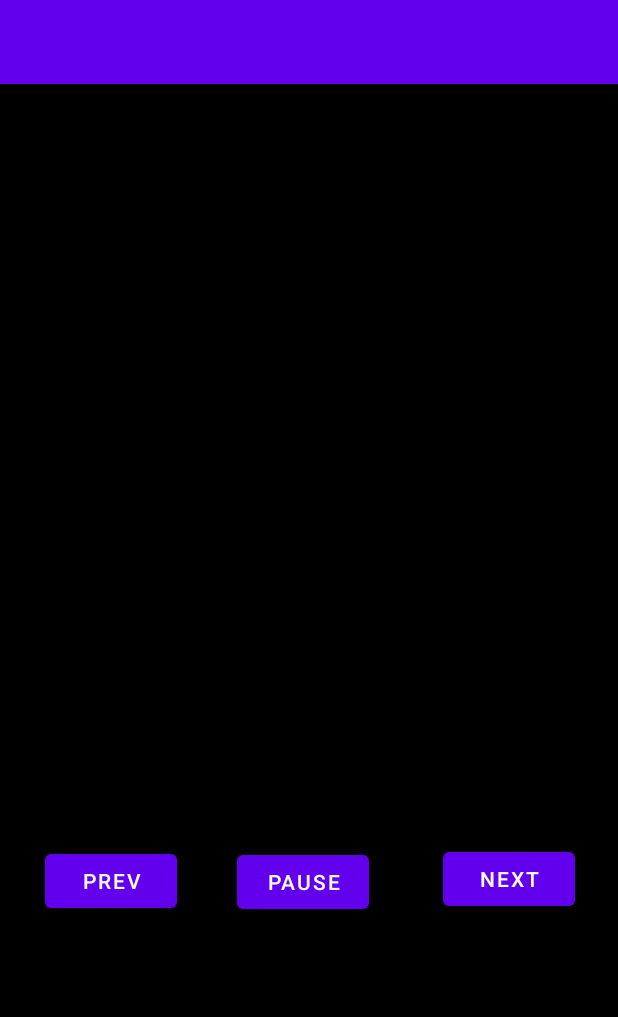
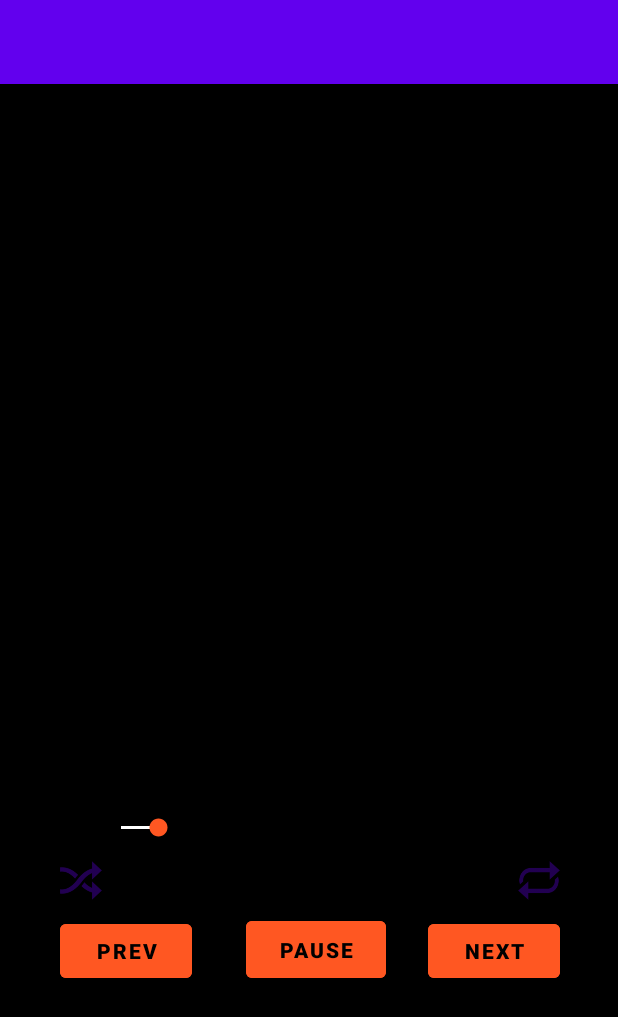
Before and after one commit to JTRYI/JAZI, an Android app: the PlaySongActivity screen opened directly, with no data from a screen before it, after a tap on "PLAY", on a phone screen of 412 x 824 dp. Shown: the top 1017 px of the screen. Run offline under Robolectric (Android 15) with nearby library versions, the phone set to English and light mode, and no system bars; 6 statements that could not run were skipped; 1 other tap on this screen came first.

Commit message:
First commit

```diff
--- a/app/src/main/java/com/example/programmingpractisewk5b/PlaySongActivity.java
+++ b/app/src/main/java/com/example/programmingpractisewk5b/PlaySongActivity.java
@@ -4,14 +4,19 @@ import androidx.appcompat.app.AppCompatActivity;
 
 import android.media.MediaPlayer;
 import android.os.Bundle;
+import android.os.Handler;
 import android.util.Log;
 import android.view.View;
 import android.widget.Button;
 import android.widget.ImageView;
+import android.widget.SeekBar;
 import android.widget.TextView;
 import android.widget.Toast;
 
 import java.io.IOException;
+import java.util.Arrays;
+import java.util.Collections;
+import java.util.List;
 
 public class PlaySongActivity extends AppCompatActivity {
 
@@ -24,6 +29,16 @@ public class PlaySongActivity extends AppCompatActivity {
     private MediaPlayer player = new MediaPlayer();
     private Button btnPlayPause = null;
     private SongCollection songCollection = new SongCollection();
+    private SongCollection originalSongCollection = new SongCollection();
+
+    List<Song> shuffleList = Arrays.asList(songCollection.songs);
+
+    SeekBar seekBar;
+    Handler handler = new Handler();
+    Button repeatBtn;
+    Button shuffleBtn;
+    Boolean repeatFlag = false;
+    Boolean shuffleFlag = false;
 
     @Override
     protected void onCreate(Bundle savedInstanceState) {
@@ -35,7 +50,41 @@ public class PlaySongActivity extends AppCompatActivity {
         Log.d("temasek", "Retrieve position is" + currentIndex);
         displaySongBasedOnIndex(currentIndex);
         playSong(filelink);
+        seekBar = findViewById(R.id.seekBar);
+        seekBar.setOnSeekBarChangeListener(new SeekBar.OnSeekBarChangeListener() {
+            @Override
+            public void onProgressChanged(SeekBar seekBar, int i, boolean b) {
+
+            }
+
+            @Override
+            public void onStartTrackingTouch(SeekBar seekBar) {
+
+            }
+
+            @Override
+            public void onStopTrackingTouch(SeekBar seekBar) {
+                if (player != null && player.isPlaying()) {
+                   player.seekTo(seekBar.getProgress());
+
+                }
+
+            }
+        });
+
+        repeatBtn = findViewById(R.id.repeatBtn);
+        shuffleBtn = findViewById(R.id.shuffleBtn);
     }
+
+    Runnable p_bar = new Runnable() {
+        @Override
+        public void run() {
+            if (player != null && player.isPlaying()) {
+                seekBar.setProgress(player.getCurrentPosition());
+            }
+            handler.postDelayed(this, 1000);
+        }
+    };
 
     public void playSong(String songUrl) {
         try {
@@ -60,6 +109,9 @@ public class PlaySongActivity extends AppCompatActivity {
 
         } else {
             player.start();
+            seekBar.setMax(player.getDuration());
+            handler.removeCallbacks(p_bar);
+            handler.postDelayed(p_bar,1000);
             btnPlayPause.setText("PAUSE");
         }
     }
@@ -68,10 +120,15 @@ public class PlaySongActivity extends AppCompatActivity {
         player.setOnCompletionListener(new MediaPlayer.OnCompletionListener() {
             @Override
             public void onCompletion(MediaPlayer mp) {
-                Toast.makeText(getBaseContext(), "The song had ended and the onCompleteListener is activated\n" +
-                        "The button text is changed to 'PLAY'", Toast.LENGTH_LONG).show();
-                btnPlayPause.setText("PLAY");
+                if (repeatFlag) {
+                    playOrPauseMusic(null);
 
+                }else {
+                    //Toast.makeText(getBaseContext(), "The song had ended and the onCompleteListener is activated\n" +
+                            //"The button text is changed to 'PLAY'", Toast.LENGTH_LONG).show();
+                    btnPlayPause.setText("PLAY");
+
+                }
             }
         });
     }
@@ -107,4 +164,28 @@ public class PlaySongActivity extends AppCompatActivity {
         displaySongBasedOnIndex(currentIndex);
         playSong(filelink);
     }
+
+    public void repeatSong(View view) {
+
+        if (repeatFlag) {
+            repeatBtn.setBackgroundResource(R.drawable.repeat_off);
+
+        } else {
+            repeatBtn.setBackgroundResource(R.drawable.repeat_on);
+        }
+        repeatFlag = !repeatFlag;
+    }
+    public void shuffleSong(View view) {
+
+        if (shuffleFlag) {
+            shuffleBtn.setBackgroundResource(R.drawable.shuffle_off);
+            songCollection = new SongCollection();
+
+        } else {
+            shuffleBtn.setBackgroundResource(R.drawable.shuffle_on);
+            Collections.shuffle(shuffleList);
+            shuffleList.toArray(songCollection.songs);
+        }
+        shuffleFlag = !shuffleFlag;
+    }
 }
--- a/app/src/main/java/com/example/programmingpractisewk5b/SongCollection.java
+++ b/app/src/main/java/com/example/programmingpractisewk5b/SongCollection.java
@@ -1,7 +1,7 @@
 package com.example.programmingpractisewk5b;
 
 public class SongCollection {
-    private static Song[] songs = new Song[9];
+    public static Song[] songs = new Song[9];
 
     public SongCollection() {
 
--- a/app/src/main/res/layout/activity_justin_bieber.xml
+++ b/app/src/main/res/layout/activity_justin_bieber.xml
@@ -27,6 +27,7 @@
         android:layout_height="90dp"
         android:layout_marginStart="28dp"
         android:layout_marginTop="36dp"
+        android:onClick="handleSelection"
         android:scaleType="centerCrop"
         app:layout_constraintStart_toStartOf="parent"
         app:layout_constraintTop_toBottomOf="@+id/textView3"
--- a/app/src/main/res/layout/activity_play_song.xml
+++ b/app/src/main/res/layout/activity_play_song.xml
@@ -53,21 +53,29 @@
         android:id="@+id/btnPrevious"
         android:layout_width="wrap_content"
         android:layout_height="wrap_content"
-        android:layout_marginStart="30dp"
-        android:layout_marginTop="141dp"
+        android:layout_marginStart="40dp"
+        android:layout_marginTop="188dp"
+        android:backgroundTint="#FF5722"
         android:onClick="playPrevious"
         android:text="PREV"
+        android:textColor="#000000"
+        android:textStyle="bold"
         app:layout_constraintStart_toStartOf="parent"
         app:layout_constraintTop_toBottomOf="@+id/imgCoverArt" />
 
     <Button
         android:id="@+id/btnPlayPause"
-        android:layout_width="wrap_content"
-        android:layout_height="wrap_content"
-        android:layout_marginStart="40dp"
-        android:layout_marginTop="48dp"
+        android:layout_width="93dp"
+        android:layout_height="50dp"
+        android:layout_marginStart="36dp"
+        android:layout_marginTop="92dp"
+        android:layout_marginEnd="37dp"
+        android:backgroundTint="#FF5722"
         android:onClick="playOrPauseMusic"
         android:text="PLAY"
+        android:textColor="#000000"
+        android:textStyle="bold"
+        app:layout_constraintEnd_toStartOf="@+id/btnNext"
         app:layout_constraintStart_toEndOf="@+id/btnPrevious"
         app:layout_constraintTop_toBottomOf="@+id/txtArtist" />
 
@@ -75,10 +83,47 @@
         android:id="@+id/btnNext"
         android:layout_width="wrap_content"
         android:layout_height="wrap_content"
-        android:layout_marginStart="49dp"
-        android:layout_marginTop="140dp"
+        android:layout_marginStart="28dp"
+        android:layout_marginTop="188dp"
+        android:backgroundTint="#FF5722"
         android:onClick="playNext"
         android:text="NEXT"
+        android:textColor="#000000"
+        android:textStyle="bold"
         app:layout_constraintStart_toEndOf="@+id/btnPlayPause"
         app:layout_constraintTop_toBottomOf="@+id/imgCoverArt" />
+
+    <SeekBar
+        android:id="@+id/seekBar"
+        android:layout_width="282dp"
+        android:layout_height="23dp"
+        android:layout_marginTop="24dp"
+        android:backgroundTint="#FFFFFF"
+        android:progressTint="#FFFFFF"
+        android:thumbTint="#FF5722"
+        app:layout_constraintEnd_toEndOf="parent"
+        app:layout_constraintHorizontal_bias="0.496"
+        app:layout_constraintStart_toStartOf="parent"
+        app:layout_constraintTop_toBottomOf="@+id/txtArtist" />
+
+    <Button
+        android:id="@+id/repeatBtn"
+        android:layout_width="28dp"
+        android:layout_height="26dp"
+        android:layout_marginBottom="10dp"
+        android:background="@drawable/repeat_off"
+        android:onClick="repeatSong"
+        app:layout_constraintBottom_toTopOf="@+id/btnNext"
+        app:layout_constraintEnd_toEndOf="@+id/btnNext" />
+
+    <Button
+        android:id="@+id/shuffleBtn"
+        android:layout_width="28dp"
+        android:layout_height="26dp"
+        android:layout_marginBottom="10dp"
+        android:background="@drawable/shuffle_off"
+        android:onClick="shuffleSong"
+        app:layout_constraintBottom_toTopOf="@+id/btnPrevious"
+        app:layout_constraintStart_toStartOf="@+id/btnPrevious"
+        app:layout_constraintTop_toTopOf="@+id/repeatBtn" />
 </androidx.constraintlayout.widget.ConstraintLayout>
```
Also changed, not shown: app/src/main/java/com/example/programmingpractisewk5b/JustinBieber.java (+15 -0 lines), app/src/main/res/layout/activity_my_favourites_playlist.xml (+7 -4 lines), app/src/main/res/drawable/repeat_off.png (added), app/src/main/res/drawable/repeat_on.png (added), app/src/main/res/drawable/shuffle_off.png (added), app/src/main/res/drawable/shuffle_on.png (added).
